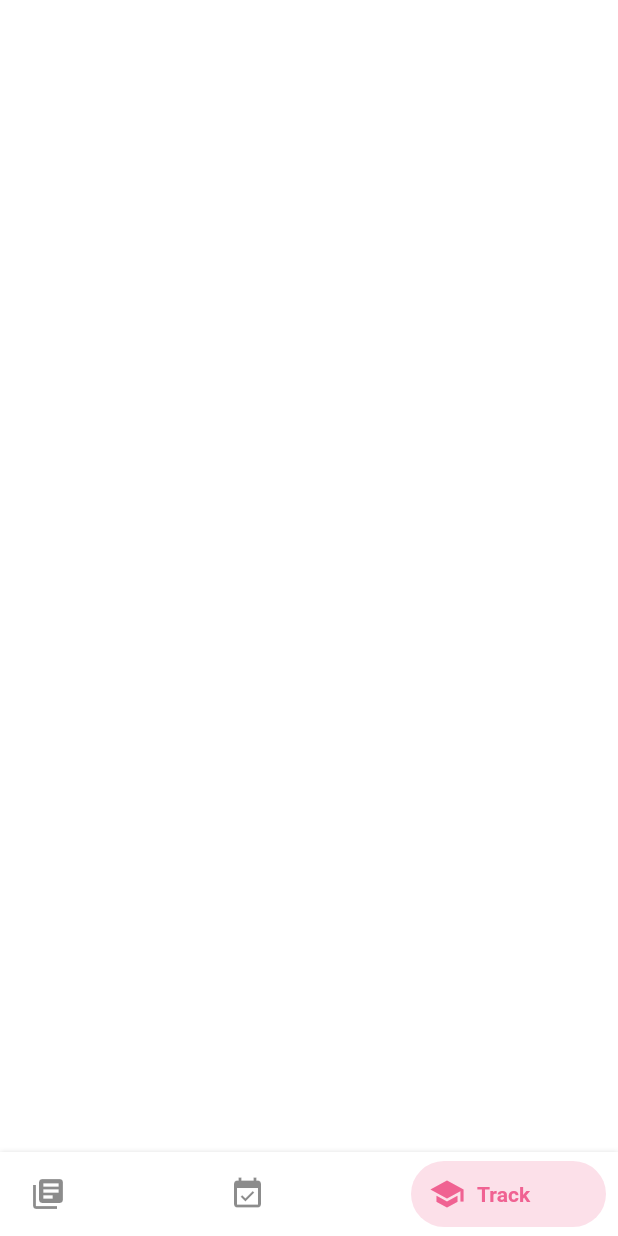
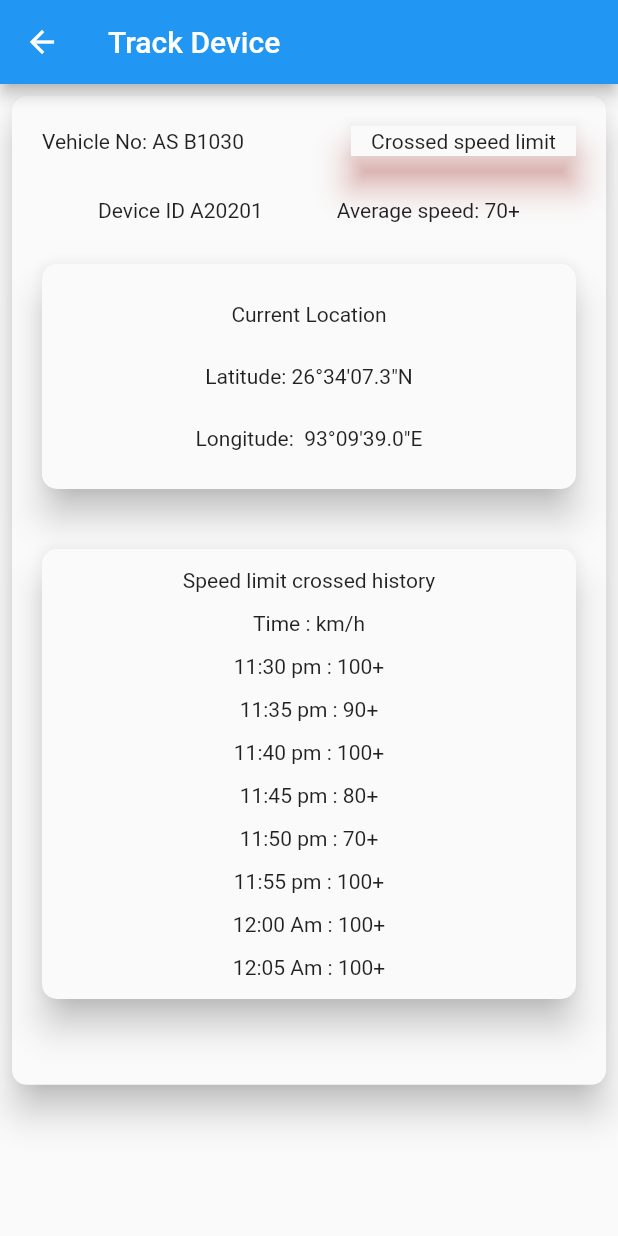
Before and after one commit to MONESH-D/vehicle_tracking, a Flutter app: the screen it shows after launch, item 3 of the bottom bar chosen, after a tap on "Track", on a phone screen of 412 x 824 dp. Run offline on Flutter 3.47's test engine with Material 2 defaults, Android fonts, the phone set to English and light mode, and no system bars.

Commit message:
home added

```diff
--- a/lib/home.dart
+++ b/lib/home.dart
@@ -50,12 +50,12 @@ class _Navigator_pageState extends State<Navigator_page> {
               activeColor: Colors.greenAccent,
               inactiveColor: Colors.black45),
           BottomNavyBarItem(
-              icon: Icon(Icons.event_available),
+              icon: Icon(Icons.access_alarm),
               title: Text('Faulters'),
               activeColor: Colors.redAccent[100],
               inactiveColor: Colors.black45),
           BottomNavyBarItem(
-              icon: Icon(Icons.school),
+              icon: Icon(Icons.search),
               title: Text('Track'),
               activeColor: Colors.pink[300],
               inactiveColor: Colors.black45),
--- a/lib/monitor.dart
+++ b/lib/monitor.dart
@@ -77,7 +77,7 @@ class _MonitorPageState extends State<MonitorPage> {
                           child: Row(
                             mainAxisAlignment: MainAxisAlignment.spaceBetween,
                             children: [
-                              Text("Vehicle No: AS B1020"),
+                              Text("Vehicle No: AS B1030"),
                               Material(
                                   elevation: 10,
                                   shadowColor: Colors.red,
@@ -122,7 +122,7 @@ class _MonitorPageState extends State<MonitorPage> {
                           child: Row(
                             mainAxisAlignment: MainAxisAlignment.spaceBetween,
                             children: [
-                              Text("Vehicle No: AS B1020"),
+                              Text("Vehicle No: AS A1020"),
                               Material(
                                   elevation: 10,
                                   shadowColor: Colors.red,
@@ -141,7 +141,7 @@ class _MonitorPageState extends State<MonitorPage> {
                             mainAxisAlignment: MainAxisAlignment.spaceEvenly,
                             children: [
                               Center(
-                                child: Text("Device ID A20201"),
+                                child: Text("Device ID A20202"),
                               ),
                               Text("speed: 100+"),
                             ],
@@ -167,7 +167,7 @@ class _MonitorPageState extends State<MonitorPage> {
                           child: Row(
                             mainAxisAlignment: MainAxisAlignment.spaceBetween,
                             children: [
-                              Text("Vehicle No: AS B1020"),
+                              Text("Vehicle No: AS v1040"),
                               Material(
                                   elevation: 10,
                                   shadowColor: Colors.red,
@@ -187,7 +187,7 @@ class _MonitorPageState extends State<MonitorPage> {
                             mainAxisAlignment: MainAxisAlignment.spaceEvenly,
                             children: [
                               Center(
-                                child: Text("Device ID A20201"),
+                                child: Text("Device ID A20204"),
                               ),
                               Text("speed: 60+"),
                             ],
@@ -213,7 +213,7 @@ class _MonitorPageState extends State<MonitorPage> {
                           child: Row(
                             mainAxisAlignment: MainAxisAlignment.spaceBetween,
                             children: [
-                              Text("Vehicle No: AS B1020"),
+                              Text("Vehicle No: AS d1220"),
                               Material(
                                   elevation: 10,
                                   shadowColor: Colors.red,
@@ -232,7 +232,7 @@ class _MonitorPageState extends State<MonitorPage> {
                             mainAxisAlignment: MainAxisAlignment.spaceEvenly,
                             children: [
                               Center(
-                                child: Text("Device ID A20201"),
+                                child: Text("Device ID A20208"),
                               ),
                               Text("speed: 90+"),
                             ],
@@ -258,16 +258,17 @@ class _MonitorPageState extends State<MonitorPage> {
                           child: Row(
                             mainAxisAlignment: MainAxisAlignment.spaceBetween,
                             children: [
-                              Text("Vehicle No: AS B1020"),
+                              Text("Vehicle No: AS B1022"),
                               Material(
                                   elevation: 10,
                                   shadowColor: Colors.red,
                                   child: Container(
                                       height: 20,
-                                      width: 150,
+                                      width: 200,
                                       // color: Colors.red,
                                       child: Center(
-                                          child: Text("Crossed restred area"))))
+                                          child:
+                                              Text("Crossed restricted area"))))
                             ],
                           ),
                         ),
--- a/lib/track.dart
+++ b/lib/track.dart
@@ -1,4 +1,5 @@
 import 'package:flutter/material.dart';
+import 'package:vehcile_tracking/tracked.dart';
 
 class TrackPage extends StatefulWidget {
   @override
@@ -8,6 +9,100 @@ class TrackPage extends StatefulWidget {
 class _TrackPageState extends State<TrackPage> {
   @override
   Widget build(BuildContext context) {
-    return Container();
+    double dh = MediaQuery.of(context).size.height;
+    double dw = MediaQuery.of(context).size.height;
+    return Scaffold(
+      appBar: AppBar(
+        backgroundColor: Colors.greenAccent,
+        title: Text("TRACK DEVICE"),
+      ),
+      body: SingleChildScrollView(
+        child: Container(
+          child: Center(
+              child: Column(
+            mainAxisAlignment: MainAxisAlignment.center,
+            children: [
+              Padding(
+                padding: const EdgeInsets.all(8.0),
+                child: Text("Track the device"),
+              ),
+              Padding(
+                padding: const EdgeInsets.all(8.0),
+                child: Text("Enter any one data to track the device"),
+              ),
+              Padding(
+                padding: const EdgeInsets.all(8.0),
+                child: Material(
+                  elevation: 10,
+                  borderRadius: BorderRadius.circular(10),
+                  child: Container(
+                    height: dh * 0.7,
+                    width: dw * 0.8,
+                    child: SingleChildScrollView(
+                      child: Center(
+                          child: Column(
+                        children: [
+                          Text("Device ID"),
+                          Container(
+                            width: 250,
+                            padding: EdgeInsets.only(top: 10, bottom: 10),
+                            child: TextField(
+                              decoration: InputDecoration(
+                                border: OutlineInputBorder(
+                                    borderRadius: BorderRadius.circular(5.0)),
+                                labelText: 'ex: A20201,',
+                              ),
+                            ),
+                          ),
+                          Text("Vehicle Number"),
+                          Container(
+                            width: 250,
+                            padding: EdgeInsets.only(top: 10, bottom: 10),
+                            child: TextField(
+                              decoration: InputDecoration(
+                                border: OutlineInputBorder(
+                                    borderRadius: BorderRadius.circular(5.0)),
+                                labelText: 'Ex: TN A1020',
+                              ),
+                            ),
+                          ),
+                          Text("Contact Number"),
+                          Container(
+                            width: 250,
+                            padding: EdgeInsets.only(top: 10, bottom: 10),
+                            child: TextField(
+                              decoration: InputDecoration(
+                                border: OutlineInputBorder(
+                                    borderRadius: BorderRadius.circular(5.0)),
+                                labelText: 'ex: +919876543210',
+                              ),
+                            ),
+                          ),
+                          FlatButton(
+                              onPressed: () {
+                                Navigator.of(context).push(MaterialPageRoute(
+                                    builder: (context) => Tracked_Device()));
+                              },
+                              child: Container(
+                                  height: 40,
+                                  width: 200,
+                                  decoration: BoxDecoration(
+                                      borderRadius: BorderRadius.circular(1),
+                                      gradient: LinearGradient(colors: [
+                                        Color(0xFF82d9e3),
+                                        Color(0xFFa5e7cc)
+                                      ])),
+                                  child: Center(child: Text("Track")))),
+                        ],
+                      )),
+                    ),
+                  ),
+                ),
+              ),
+            ],
+          )),
+        ),
+      ),
+    );
   }
 }
--- /dev/null
+++ b/lib/tracked.dart
@@ -0,0 +1,115 @@
+import 'package:flutter/material.dart';
+
+class Tracked_Device extends StatefulWidget {
+  @override
+  _Tracked_DeviceState createState() => _Tracked_DeviceState();
+}
+
+class _Tracked_DeviceState extends State<Tracked_Device> {
+  @override
+  Widget build(BuildContext context) {
+    double dh = MediaQuery.of(context).size.height;
+    double dw = MediaQuery.of(context).size.height;
+    return Scaffold(
+      appBar: AppBar(
+        title: Text("Track Device"),
+      ),
+      body: Padding(
+        padding: const EdgeInsets.all(8.0),
+        child: Material(
+          borderRadius: BorderRadius.circular(10),
+          elevation: 10,
+          child: Container(
+            height: dh * 0.8,
+            child: Column(
+              mainAxisAlignment: MainAxisAlignment.start,
+              children: [
+                Padding(
+                  padding: const EdgeInsets.all(20.0),
+                  child: Row(
+                    mainAxisAlignment: MainAxisAlignment.spaceBetween,
+                    children: [
+                      Text("Vehicle No: AS B1030"),
+                      Material(
+                          elevation: 10,
+                          shadowColor: Colors.red,
+                          child: Container(
+                              height: 20,
+                              width: 150,
+                              // color: Colors.red,
+                              child:
+                                  Center(child: Text("Crossed speed limit"))))
+                    ],
+                  ),
+                ),
+                Padding(
+                  padding: const EdgeInsets.all(8.0),
+                  child: Row(
+                    mainAxisAlignment: MainAxisAlignment.spaceEvenly,
+                    children: [
+                      Center(
+                        child: Text("Device ID A20201"),
+                      ),
+                      Text("Average speed: 70+"),
+                    ],
+                  ),
+                ),
+                Padding(
+                  padding: const EdgeInsets.all(20.0),
+                  child: Material(
+                    elevation: 10,
+                    borderRadius: BorderRadius.circular(10),
+                    child: Container(
+                      width: dw * 0.6,
+                      height: 150,
+                      child: Column(
+                        mainAxisAlignment: MainAxisAlignment.spaceEvenly,
+                        children: [
+                          Center(
+                            child: Text("Current Location"),
+                          ),
+                          Text("Latitude: 26°34'07.3\"N"),
+                          Text("Longitude:  93°09'39.0\"E"),
+                        ],
+                      ),
+                    ),
+                  ),
+                ),
+                Padding(
+                  padding: const EdgeInsets.all(20.0),
+                  child: Material(
+                    elevation: 10,
+                    borderRadius: BorderRadius.circular(10),
+                    child: Container(
+                      width: dw * 0.6,
+                      height: 300,
+                      child: Column(
+                        mainAxisAlignment: MainAxisAlignment.spaceEvenly,
+                        children: [
+                          Center(
+                            child: Text("Speed limit crossed history"),
+                          ),
+                          Center(
+                            child: Text("Time : km/h"),
+                          ),
+                          Text("11:30 pm : 100+"),
+                          Text("11:35 pm : 90+"),
+                          Text("11:40 pm : 100+"),
+                          Text("11:45 pm : 80+"),
+                          Text("11:50 pm : 70+"),
+                          Text("11:55 pm : 100+"),
+                          Text("12:00 Am : 100+"),
+                          Text("12:05 Am : 100+"),
+                        ],
+                      ),
+                    ),
+                  ),
+                ),
+              ],
+            ),
+          ),
+        ),
+      ),
+    );
+  }
+}
```
